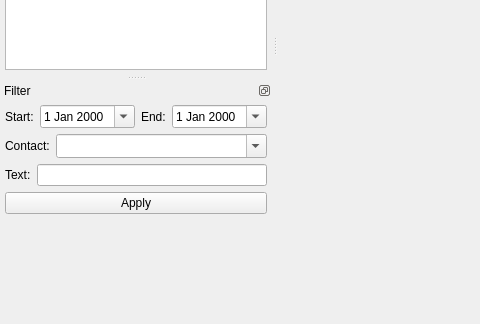
vacuum-im/vacuum-im, file trunk/src/plugins/messagearchiver/viewhistorywindow.ui: the form before one commit; both pictures show x 0 to 480 and y 234 to 558 of the 780 by 558 pixel window.
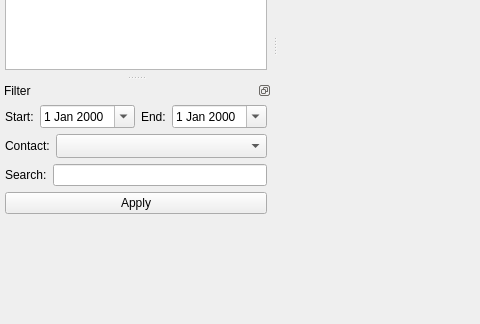
The form after the commit.

Commit message: Небольшие оптимизации и улучшения в окне просмотра истории.

What changed in the file:
```diff
--- a/trunk/src/plugins/messagearchiver/viewhistorywindow.ui
+++ b/trunk/src/plugins/messagearchiver/viewhistorywindow.ui
@@ -178,12 +178,6 @@
            <verstretch>0</verstretch>
           </sizepolicy>
          </property>
-         <property name="editable">
-          <bool>true</bool>
-         </property>
-         <property name="insertPolicy">
-          <enum>QComboBox::NoInsert</enum>
-         </property>
          <property name="sizeAdjustPolicy">
           <enum>QComboBox::AdjustToMinimumContentsLengthWithIcon</enum>
          </property>
@@ -196,7 +190,7 @@
        <item>
         <widget class="QLabel" name="lblText">
          <property name="text">
-          <string>Text:</string>
+          <string>Search:</string>
          </property>
         </widget>
        </item>
```
Left out of the diff: 6 changed lines with no effect on the pictures. The commit also changes 5 other files.
